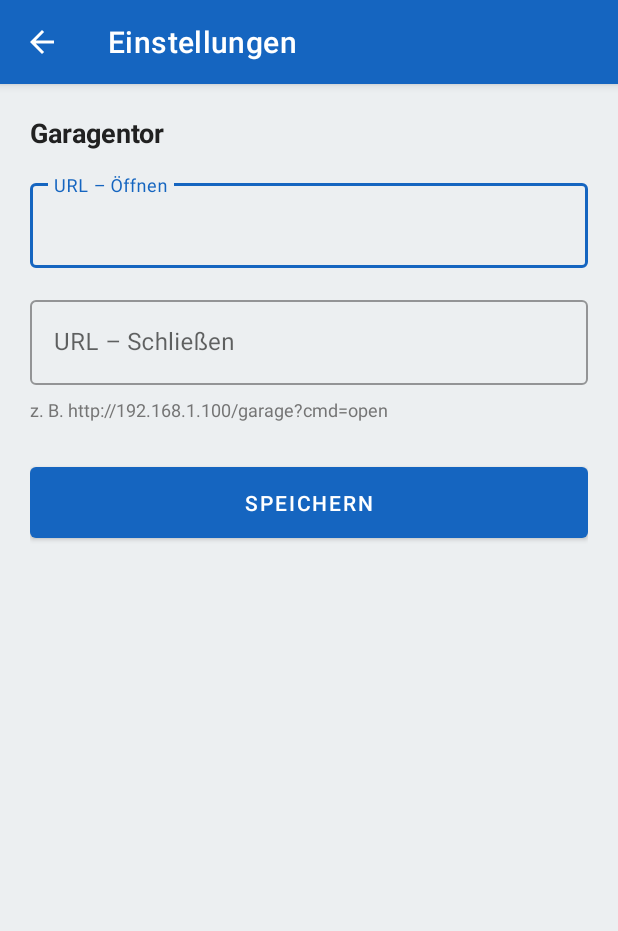
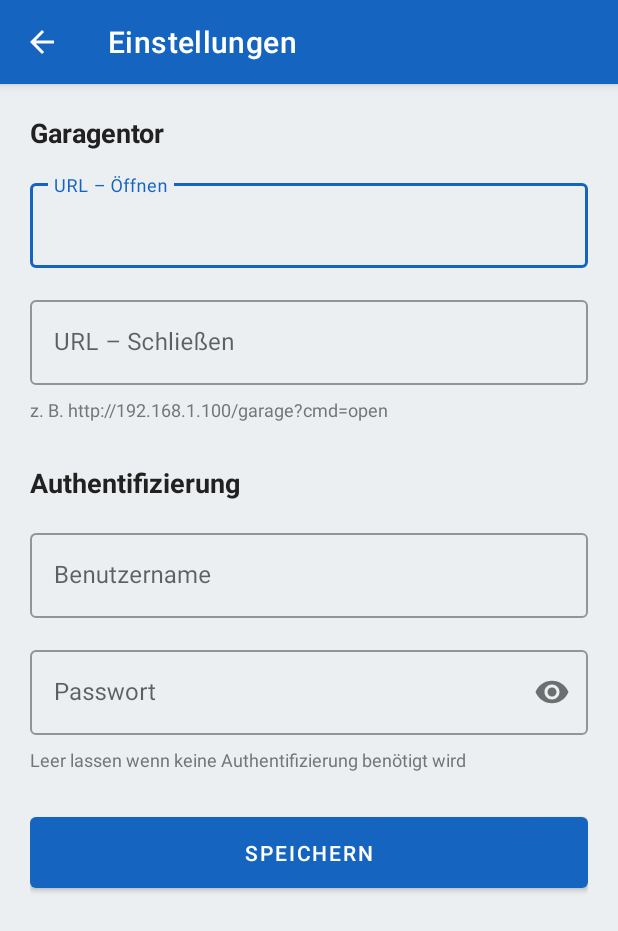
Before and after one commit to HeZumbu23/PeacePiece, an Android app: the SettingsActivity screen opened directly, with no data from a screen before it, on a phone screen of 412 x 824 dp. Shown: the top 931 px of the screen. Run offline under Robolectric (Android 15) with nearby library versions, the phone set to English and light mode, and no system bars.

Commit message:
feat: add Basic Auth credentials to settings
- Settings: new Authentifizierung section with username/password fields
  (password field has show/hide toggle)
- Credentials stored in SharedPreferences
- HTTP requests include Authorization: Basic <base64> header when
  username is set; skipped entirely when fields are empty

https://claude.ai/code/session_01HBbCGXmUhQPggf1X13Xn4w

```diff
--- a/app/src/main/java/io/github/hezumbu23/peacepiece/MainActivity.kt
+++ b/app/src/main/java/io/github/hezumbu23/peacepiece/MainActivity.kt
@@ -2,6 +2,7 @@ package io.github.hezumbu23.peacepiece
 
 import android.content.Intent
 import android.os.Bundle
+import android.util.Base64
 import android.view.Menu
 import android.view.MenuItem
 import android.widget.Button
@@ -25,8 +26,8 @@ class MainActivity : AppCompatActivity() {
         setContentView(R.layout.activity_main)
         setSupportActionBar(findViewById(R.id.toolbar))
 
-        statusText = findViewById(R.id.statusText)
-        openButton = findViewById(R.id.openButton)
+        statusText  = findViewById(R.id.statusText)
+        openButton  = findViewById(R.id.openButton)
         closeButton = findViewById(R.id.closeButton)
 
         openButton.setOnClickListener {
@@ -44,13 +45,25 @@ class MainActivity : AppCompatActivity() {
         setButtonsEnabled(false)
         statusText.text = getString(R.string.status_sending)
 
+        val username = prefs().getString("username", "").orEmpty()
+        val password = prefs().getString("password", "").orEmpty()
+
         lifecycleScope.launch {
             val result = withContext(Dispatchers.IO) {
                 try {
                     val conn = URL(urlStr).openConnection() as HttpURLConnection
                     conn.connectTimeout = 5_000
-                    conn.readTimeout = 5_000
-                    conn.requestMethod = "GET"
+                    conn.readTimeout    = 5_000
+                    conn.requestMethod  = "GET"
+
+                    if (username.isNotBlank()) {
+                        val credentials = Base64.encodeToString(
+                            "$username:$password".toByteArray(Charsets.UTF_8),
+                            Base64.NO_WRAP
+                        )
+                        conn.setRequestProperty("Authorization", "Basic $credentials")
+                    }
+
                     val code = conn.responseCode
                     conn.disconnect()
                     if (code in 200..299) null else "HTTP $code"
@@ -72,7 +85,7 @@ class MainActivity : AppCompatActivity() {
     }
 
     private fun setButtonsEnabled(enabled: Boolean) {
-        openButton.isEnabled = enabled
+        openButton.isEnabled  = enabled
         closeButton.isEnabled = enabled
     }
 
--- a/app/src/main/java/io/github/hezumbu23/peacepiece/SettingsActivity.kt
+++ b/app/src/main/java/io/github/hezumbu23/peacepiece/SettingsActivity.kt
@@ -15,16 +15,22 @@ class SettingsActivity : AppCompatActivity() {
         supportActionBar?.setDisplayHomeAsUpEnabled(true)
 
         val prefs = getSharedPreferences("peacepiece_prefs", MODE_PRIVATE)
-        val openUrlEdit = findViewById<TextInputEditText>(R.id.openUrlEdit)
+        val openUrlEdit  = findViewById<TextInputEditText>(R.id.openUrlEdit)
         val closeUrlEdit = findViewById<TextInputEditText>(R.id.closeUrlEdit)
+        val usernameEdit = findViewById<TextInputEditText>(R.id.usernameEdit)
+        val passwordEdit = findViewById<TextInputEditText>(R.id.passwordEdit)
 
-        openUrlEdit.setText(prefs.getString("open_url", ""))
+        openUrlEdit.setText(prefs.getString("open_url",  ""))
         closeUrlEdit.setText(prefs.getString("close_url", ""))
+        usernameEdit.setText(prefs.getString("username",  ""))
+        passwordEdit.setText(prefs.getString("password",  ""))
 
         findViewById<Button>(R.id.saveButton).setOnClickListener {
             prefs.edit()
-                .putString("open_url", openUrlEdit.text.toString().trim())
+                .putString("open_url",  openUrlEdit.text.toString().trim())
                 .putString("close_url", closeUrlEdit.text.toString().trim())
+                .putString("username",  usernameEdit.text.toString())
+                .putString("password",  passwordEdit.text.toString())
                 .apply()
             Toast.makeText(this, R.string.settings_saved, Toast.LENGTH_SHORT).show()
             finish()
--- a/app/src/main/res/layout/activity_settings.xml
+++ b/app/src/main/res/layout/activity_settings.xml
@@ -74,6 +74,56 @@
                 android:textColor="@color/text_secondary"
                 android:layout_marginTop="8dp" />
 
+            <TextView
+                android:layout_width="wrap_content"
+                android:layout_height="wrap_content"
+                android:text="@string/auth_section"
+                android:textSize="18sp"
+                android:textStyle="bold"
+                android:textColor="@color/text_primary"
+                android:layout_marginTop="28dp"
+                android:layout_marginBottom="16dp" />
+
+            <com.google.android.material.textfield.TextInputLayout
+                android:layout_width="match_parent"
+                android:layout_height="wrap_content"
+                android:hint="@string/username_label"
+                style="@style/Widget.MaterialComponents.TextInputLayout.OutlinedBox">
+
+                <com.google.android.material.textfield.TextInputEditText
+                    android:id="@+id/usernameEdit"
+                    android:layout_width="match_parent"
+                    android:layout_height="wrap_content"
+                    android:inputType="textNoSuggestions"
+                    android:singleLine="true" />
+
+            </com.google.android.material.textfield.TextInputLayout>
+
+            <com.google.android.material.textfield.TextInputLayout
+                android:layout_width="match_parent"
+                android:layout_height="wrap_content"
+                android:hint="@string/password_label"
+                style="@style/Widget.MaterialComponents.TextInputLayout.OutlinedBox"
+                android:layout_marginTop="16dp"
+                app:passwordToggleEnabled="true">
+
+                <com.google.android.material.textfield.TextInputEditText
+                    android:id="@+id/passwordEdit"
+                    android:layout_width="match_parent"
+                    android:layout_height="wrap_content"
+                    android:inputType="textPassword"
+                    android:singleLine="true" />
+
+            </com.google.android.material.textfield.TextInputLayout>
+
+            <TextView
+                android:layout_width="match_parent"
+                android:layout_height="wrap_content"
+                android:text="@string/auth_hint"
+                android:textSize="12sp"
+                android:textColor="@color/text_secondary"
+                android:layout_marginTop="8dp" />
+
             <com.google.android.material.button.MaterialButton
                 android:id="@+id/saveButton"
                 android:layout_width="match_parent"
--- a/app/src/main/res/values/strings.xml
+++ b/app/src/main/res/values/strings.xml
@@ -25,4 +25,10 @@
     <!-- Action labels -->
     <string name="action_opening">geöffnet</string>
     <string name="action_closing">geschlossen</string>
+
+    <!-- Authentication -->
+    <string name="auth_section">Authentifizierung</string>
+    <string name="username_label">Benutzername</string>
+    <string name="password_label">Passwort</string>
+    <string name="auth_hint">Leer lassen wenn keine Authentifizierung benötigt wird</string>
 </resources>
```
